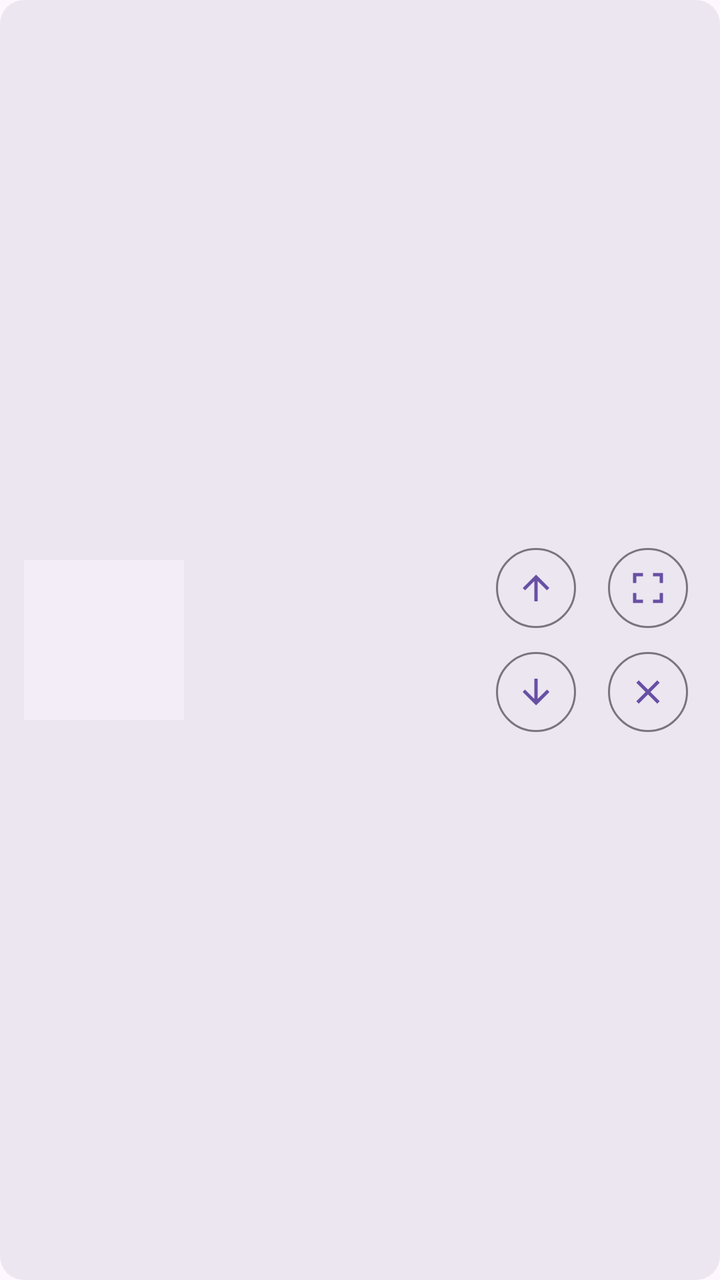
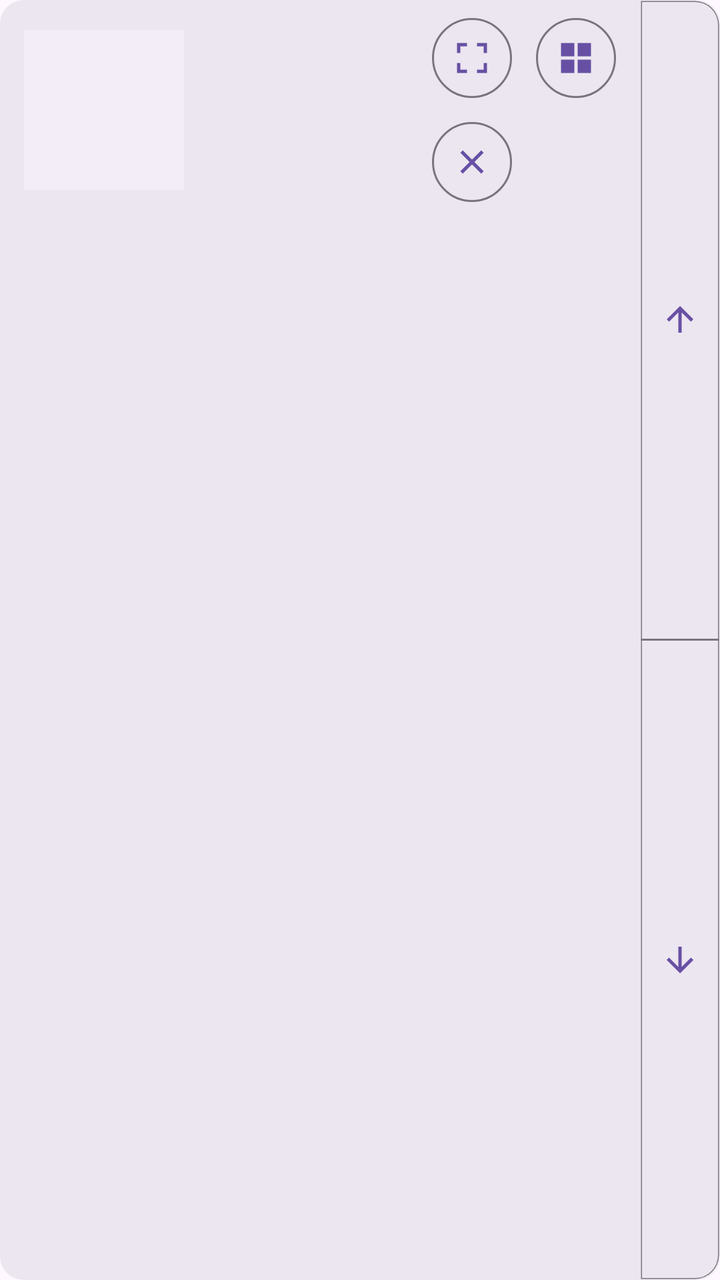

An Android layout rendered at two revisions. The XML below is the earlier revision; the diff shows what the commit changed to produce the second picture.
<!-- AndroidManifest.xml: application theme Theme.ScreenshotShrinker -->
<!-- res/layout/item_image_row.xml -->
<?xml version="1.0" encoding="utf-8"?>
<LinearLayout xmlns:android="http://schemas.android.com/apk/res/android"
    xmlns:app="http://schemas.android.com/apk/res-auto"
    android:layout_width="match_parent"
    android:layout_height="wrap_content"
    android:layout_marginHorizontal="2dp"
    android:layout_marginVertical="4dp"
    android:background="@drawable/bg_image_row"
    android:gravity="center_vertical"
    android:orientation="horizontal"
    android:paddingHorizontal="12dp"
    android:paddingVertical="5dp">

    <ImageView
        android:id="@+id/itemThumbnail"
        android:layout_width="80dp"
        android:layout_height="80dp"
        android:background="?attr/colorSurfaceContainer"
        android:contentDescription="@string/result_image_description"
        android:scaleType="centerCrop" />

    <LinearLayout
        android:layout_width="0dp"
        android:layout_height="wrap_content"
        android:layout_marginStart="12dp"
        android:layout_weight="1"
        android:orientation="vertical">

        <TextView
            android:id="@+id/itemFileName"
            android:layout_width="match_parent"
            android:layout_height="wrap_content"
            android:ellipsize="middle"
            android:singleLine="true"
            android:textAppearance="?attr/textAppearanceBodyMedium" />

        <TextView
            android:id="@+id/itemResolution"
            android:layout_width="match_parent"
            android:layout_height="wrap_content"
            android:textAppearance="?attr/textAppearanceBodySmall" />

        <TextView
            android:id="@+id/itemFileSize"
            android:layout_width="match_parent"
            android:layout_height="wrap_content"
            android:textAppearance="?attr/textAppearanceBodySmall" />
    </LinearLayout>

    <GridLayout
        android:layout_width="wrap_content"
        android:layout_height="wrap_content"
        android:layout_marginStart="8dp"
        android:columnCount="2"
        android:rowCount="2">

        <com.google.android.material.button.MaterialButton
            android:id="@+id/itemMoveUp"
            style="@style/Widget.Material3.Button.IconButton.Outlined"
            android:layout_width="wrap_content"
            android:layout_height="wrap_content"
            android:contentDescription="@string/action_move_up"
            app:icon="@drawable/ic_arrow_upward" />

        <com.google.android.material.button.MaterialButton
            android:id="@+id/itemCrop"
            style="@style/Widget.Material3.Button.IconButton.Outlined"
            android:layout_width="wrap_content"
            android:layout_height="wrap_content"
            android:layout_marginStart="8dp"
            android:contentDescription="@string/action_crop"
            app:icon="@drawable/ic_expand_content" />

        <com.google.android.material.button.MaterialButton
            android:id="@+id/itemMoveDown"
            style="@style/Widget.Material3.Button.IconButton.Outlined"
            android:layout_width="wrap_content"
            android:layout_height="wrap_content"
            android:layout_marginTop="4dp"
            android:contentDescription="@string/action_move_down"
            app:icon="@drawable/ic_arrow_downward" />

        <com.google.android.material.button.MaterialButton
            android:id="@+id/itemRemove"
            style="@style/Widget.Material3.Button.IconButton.Outlined"
            android:layout_width="wrap_content"
            android:layout_height="wrap_content"
            android:layout_marginStart="8dp"
            android:layout_marginTop="4dp"
            android:contentDescription="@string/action_remove"
            app:icon="@drawable/ic_close" />
    </GridLayout>
</LinearLayout>
<!-- resources referenced by this layout -->
<resources>
  <!-- drawable bg_image_row (drawable) -->
  <?xml version="1.0" encoding="utf-8"?>
  <shape xmlns:android="http://schemas.android.com/apk/res/android"
      android:shape="rectangle">
      <solid android:color="?attr/colorSurfaceContainerHigh" />
      <corners android:radius="12dp" />
  </shape>
  <!-- drawable ic_arrow_downward (drawable) -->
  <vector xmlns:android="http://schemas.android.com/apk/res/android"
      android:width="24dp"
      android:height="24dp"
      android:tint="?attr/colorOnSurface"
      android:viewportWidth="24"
      android:viewportHeight="24">
      <path
          android:fillColor="@android:color/white"
          android:pathData="M20,12l-1.41,-1.41L13,16.17V4h-2v12.17l-5.58,-5.59L4,12l8,8z" />
  </vector>
  <!-- drawable ic_arrow_upward (drawable) -->
  <vector xmlns:android="http://schemas.android.com/apk/res/android"
      android:width="24dp"
      android:height="24dp"
      android:tint="?attr/colorOnSurface"
      android:viewportWidth="24"
      android:viewportHeight="24">
      <path
          android:fillColor="@android:color/white"
          android:pathData="M4,12l1.41,1.41L11,7.83V20h2V7.83l5.58,5.59L20,12l-8,-8z" />
  </vector>
  <!-- drawable ic_close (drawable) -->
  <vector xmlns:android="http://schemas.android.com/apk/res/android"
      android:width="24dp"
      android:height="24dp"
      android:tint="?attr/colorOnSurface"
      android:viewportWidth="24"
      android:viewportHeight="24">
      <path
          android:fillColor="@android:color/white"
          android:pathData="M19,6.41L17.59,5 12,10.59 6.41,5 5,6.41 10.59,12 5,17.59 6.41,19 12,13.41 17.59,19 19,17.59 13.41,12z" />
  </vector>
  <!-- drawable ic_expand_content (drawable) -->
  <vector xmlns:android="http://schemas.android.com/apk/res/android"
      android:width="24dp"
      android:height="24dp"
      android:tint="?attr/colorOnSurface"
      android:viewportWidth="24"
      android:viewportHeight="24">
      <path
          android:fillColor="@android:color/white"
          android:pathData="M3,3v6h2V5h4V3H3zM21,3h-6v2h4v4h2V3zM3,21v-6h2v4h4v2H3zM21,21v-6h-2v4h-4v2H21z" />
  </vector>
  <string name="action_crop">切り取り</string>
  <string name="action_move_down">下へ</string>
  <string name="action_move_up">上へ</string>
  <string name="action_remove">削除</string>
  <string name="result_image_description">保存した画像のプレビュー</string>
  <style name="Theme.ScreenshotShrinker" parent="Base.Theme.ScreenshotShrinker" />
  <style name="Base.Theme.ScreenshotShrinker" parent="Theme.Material3.DayNight.NoActionBar">
          
          
      </style>
</resources>

<!-- the commit's change to res/layout/item_image_row.xml (unified diff, before → after) -->
@@ -1,93 +1,138 @@
 <?xml version="1.0" encoding="utf-8"?>
-<LinearLayout xmlns:android="http://schemas.android.com/apk/res/android"
+<FrameLayout xmlns:android="http://schemas.android.com/apk/res/android"
     xmlns:app="http://schemas.android.com/apk/res-auto"
     android:layout_width="match_parent"
     android:layout_height="wrap_content"
     android:layout_marginHorizontal="2dp"
     android:layout_marginVertical="4dp"
-    android:background="@drawable/bg_image_row"
-    android:gravity="center_vertical"
-    android:orientation="horizontal"
-    android:paddingHorizontal="12dp"
-    android:paddingVertical="5dp">
-
-    <ImageView
-        android:id="@+id/itemThumbnail"
-        android:layout_width="80dp"
-        android:layout_height="80dp"
-        android:background="?attr/colorSurfaceContainer"
-        android:contentDescription="@string/result_image_description"
-        android:scaleType="centerCrop" />
+    android:background="@drawable/bg_image_row">
 
     <LinearLayout
-        android:layout_width="0dp"
+        android:layout_width="match_parent"
         android:layout_height="wrap_content"
-        android:layout_marginStart="12dp"
-        android:layout_weight="1"
-        android:orientation="vertical">
+        android:gravity="center_vertical"
+        android:orientation="horizontal"
+        android:paddingStart="12dp"
+        android:paddingEnd="48dp"
+        android:paddingVertical="5dp">
 
-        <TextView
-            android:id="@+id/itemFileName"
-            android:layout_width="match_parent"
+        <ImageView
+            android:id="@+id/itemThumbnail"
+            android:layout_width="80dp"
+            android:layout_height="80dp"
+            android:background="?attr/colorSurfaceContainer"
+            android:contentDescription="@string/result_image_description"
+            android:scaleType="centerCrop" />
+
+        <LinearLayout
+            android:layout_width="0dp"
             android:layout_height="wrap_content"
-            android:ellipsize="middle"
-            android:singleLine="true"
-            android:textAppearance="?attr/textAppearanceBodyMedium" />
+            android:layout_marginStart="12dp"
+            android:layout_weight="1"
+            android:orientation="vertical">
 
-        <TextView
-            android:id="@+id/itemResolution"
-            android:layout_width="match_parent"
+            <TextView
+                android:id="@+id/itemFileName"
+                android:layout_width="match_parent"
+                android:layout_height="wrap_content"
+                android:ellipsize="middle"
+                android:singleLine="true"
+                android:textAppearance="?attr/textAppearanceBodyMedium" />
+
+            <TextView
+                android:id="@+id/itemResolution"
+                android:layout_width="match_parent"
+                android:layout_height="wrap_content"
+                android:textAppearance="?attr/textAppearanceBodySmall" />
+
+            <TextView
+                android:id="@+id/itemFileSize"
+                android:layout_width="match_parent"
+                android:layout_height="wrap_content"
+                android:textAppearance="?attr/textAppearanceBodySmall" />
+        </LinearLayout>
+
+        <LinearLayout
+            android:layout_width="wrap_content"
             android:layout_height="wrap_content"
-            android:textAppearance="?attr/textAppearanceBodySmall" />
+            android:layout_marginStart="8dp"
+            android:orientation="vertical">
 
-        <TextView
-            android:id="@+id/itemFileSize"
-            android:layout_width="match_parent"
-            android:layout_height="wrap_content"
-            android:textAppearance="?attr/textAppearanceBodySmall" />
+            <LinearLayout
+                android:layout_width="wrap_content"
+                android:layout_height="wrap_content"
+                android:orientation="horizontal">
+
+                <com.google.android.material.button.MaterialButton
+                    android:id="@+id/itemCrop"
+                    style="@style/Widget.Material3.Button.IconButton.Outlined"
+                    android:layout_width="wrap_content"
+                    android:layout_height="wrap_content"
+                    android:contentDescription="@string/action_crop"
+                    app:icon="@drawable/ic_expand_content" />
+
+                <com.google.android.material.button.MaterialButton
+                    android:id="@+id/itemMosaic"
+                    style="@style/Widget.Material3.Button.IconButton.Outlined"
+                    android:layout_width="wrap_content"
+                    android:layout_height="wrap_content"
+                    android:layout_marginStart="4dp"
+                    android:contentDescription="@string/action_mosaic"
+                    app:icon="@drawable/ic_mosaic" />
+            </LinearLayout>
+
+            <com.google.android.material.button.MaterialButton
+                android:id="@+id/itemRemove"
+                style="@style/Widget.Material3.Button.IconButton.Outlined"
+                android:layout_width="wrap_content"
+                android:layout_height="wrap_content"
+                android:layout_marginTop="4dp"
+                android:contentDescription="@string/action_remove"
+                app:icon="@drawable/ic_close" />
+        </LinearLayout>
     </LinearLayout>
 
-    <GridLayout
-        android:layout_width="wrap_content"
-        android:layout_height="wrap_content"
-        android:layout_marginStart="8dp"
-        android:columnCount="2"
-        android:rowCount="2">
+    <LinearLayout
+        android:layout_width="40dp"
+        android:layout_height="match_parent"
+        android:layout_gravity="end"
+        android:background="@drawable/bg_move_capsule"
+        android:clipToOutline="true"
+        android:orientation="vertical">
 
         <com.google.android.material.button.MaterialButton
             android:id="@+id/itemMoveUp"
-            style="@style/Widget.Material3.Button.IconButton.Outlined"
-            android:layout_width="wrap_content"
-            android:layout_height="wrap_content"
+            style="@style/Widget.Material3.Button.IconButton"
+            android:layout_width="match_parent"
+            android:layout_height="0dp"
+            android:layout_weight="1"
+            android:insetTop="0dp"
+            android:insetBottom="0dp"
+            android:insetLeft="0dp"
+            android:insetRight="0dp"
+            android:minWidth="0dp"
+            android:minHeight="0dp"
             android:contentDescription="@string/action_move_up"
             app:icon="@drawable/ic_arrow_upward" />
 
-        <com.google.android.material.button.MaterialButton
-            android:id="@+id/itemCrop"
-            style="@style/Widget.Material3.Button.IconButton.Outlined"
-            android:layout_width="wrap_content"
-            android:layout_height="wrap_content"
-            android:layout_marginStart="8dp"
-            android:contentDescription="@string/action_crop"
-            app:icon="@drawable/ic_expand_content" />
+        <View
+            android:layout_width="match_parent"
+            android:layout_height="1dp"
+            android:background="?attr/colorOutline" />
 
         <com.google.android.material.button.MaterialButton
             android:id="@+id/itemMoveDown"
-            style="@style/Widget.Material3.Button.IconButton.Outlined"
-            android:layout_width="wrap_content"
-            android:layout_height="wrap_content"
-            android:layout_marginTop="4dp"
+            style="@style/Widget.Material3.Button.IconButton"
+            android:layout_width="match_parent"
+            android:layout_height="0dp"
+            android:layout_weight="1"
+            android:insetTop="0dp"
+            android:insetBottom="0dp"
+            android:insetLeft="0dp"
+            android:insetRight="0dp"
+            android:minWidth="0dp"
+            android:minHeight="0dp"
             android:contentDescription="@string/action_move_down"
             app:icon="@drawable/ic_arrow_downward" />
-
-        <com.google.android.material.button.MaterialButton
-            android:id="@+id/itemRemove"
-            style="@style/Widget.Material3.Button.IconButton.Outlined"
-            android:layout_width="wrap_content"
-            android:layout_height="wrap_content"
-            android:layout_marginStart="8dp"
-            android:layout_marginTop="4dp"
-            android:contentDescription="@string/action_remove"
-            app:icon="@drawable/ic_close" />
-    </GridLayout>
-</LinearLayout>
+    </LinearLayout>
+</FrameLayout>
<!-- resource entries referenced after the edit -->
@@ -6,6 +6,19 @@
       android:shape="rectangle">
       <solid android:color="?attr/colorSurfaceContainerHigh" />
       <corners android:radius="12dp" />
+  </shape>
+  <!-- drawable bg_move_capsule (drawable) -->
+  <?xml version="1.0" encoding="utf-8"?>
+  <shape xmlns:android="http://schemas.android.com/apk/res/android">
+      <solid android:color="@android:color/transparent" />
+      <corners
+          android:topLeftRadius="0dp"
+          android:topRightRadius="12dp"
+          android:bottomLeftRadius="0dp"
+          android:bottomRightRadius="12dp" />
+      <stroke
+          android:width="1dp"
+          android:color="?attr/colorOutline" />
   </shape>
   <!-- drawable ic_arrow_downward (drawable) -->
   <vector xmlns:android="http://schemas.android.com/apk/res/android"
@@ -51,7 +64,19 @@
           android:fillColor="@android:color/white"
           android:pathData="M3,3v6h2V5h4V3H3zM21,3h-6v2h4v4h2V3zM3,21v-6h2v4h4v2H3zM21,21v-6h-2v4h-4v2H21z" />
   </vector>
+  <!-- drawable ic_mosaic (drawable) -->
+  <vector xmlns:android="http://schemas.android.com/apk/res/android"
+      android:width="24dp"
+      android:height="24dp"
+      android:tint="?attr/colorOnSurface"
+      android:viewportWidth="24"
+      android:viewportHeight="24">
+      <path
+          android:fillColor="@android:color/white"
+          android:pathData="M3,3h8v8h-8zM13,3h8v8h-8zM3,13h8v8h-8zM13,13h8v8h-8z" />
+  </vector>
   <string name="action_crop">切り取り</string>
+  <string name="action_mosaic">モザイク</string>
   <string name="action_move_down">下へ</string>
   <string name="action_move_up">上へ</string>
   <string name="action_remove">削除</string>
